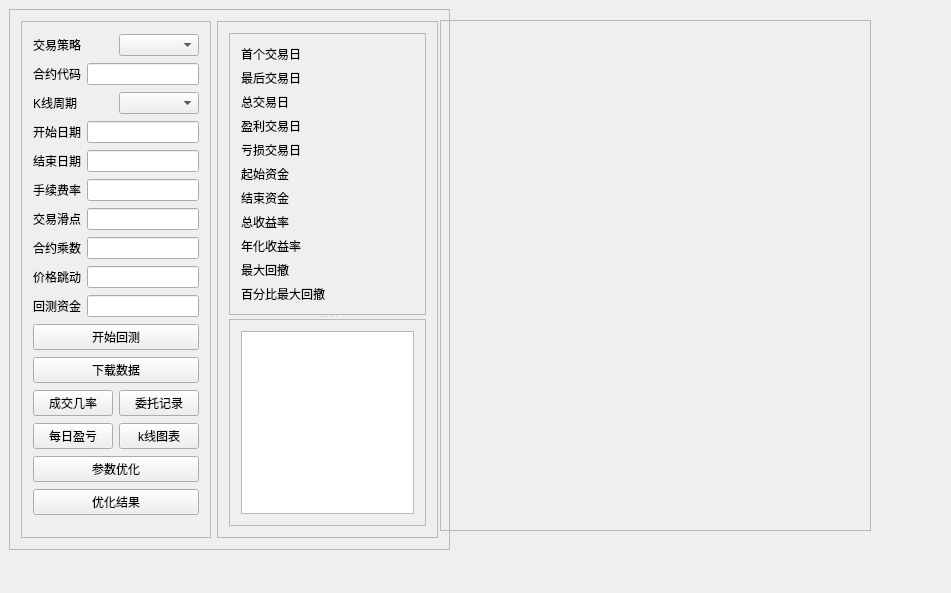
First picture: the form in QCTrader/BacktesterManager.ui, repository yuanhuei/trader, before the edit.
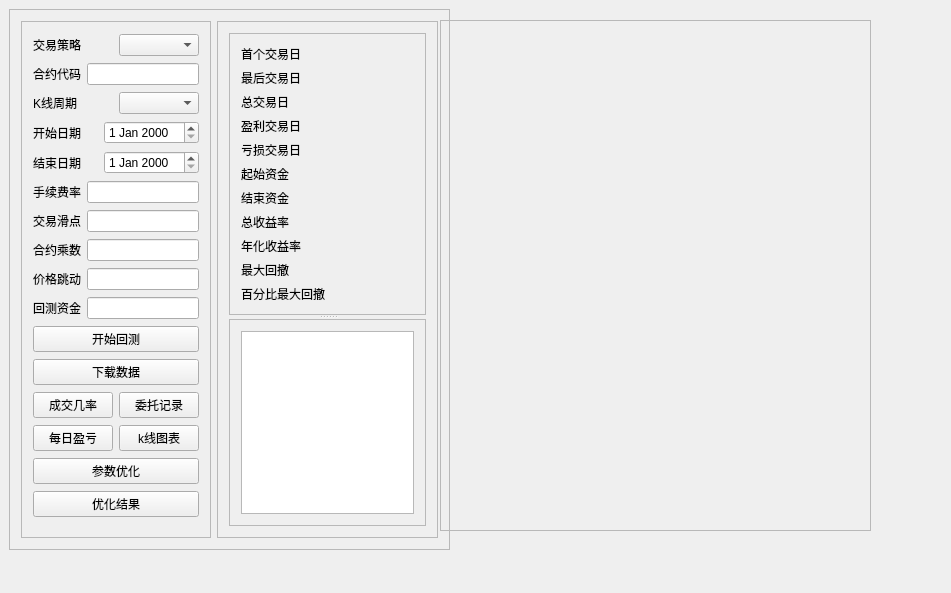
Second picture: the form after the edit. Custom widgets are drawn as their Qt base class.

What changed in the file:
```diff
--- a/QCTrader/BacktesterManager.ui
+++ b/QCTrader/BacktesterManager.ui
@@ -90,7 +90,7 @@
           </widget>
          </item>
          <item>
-          <widget class="QLineEdit" name="lineEdit_8"/>
+          <widget class="QDateEdit" name="dateEdit"/>
          </item>
         </layout>
        </item>
@@ -104,7 +104,7 @@
           </widget>
          </item>
          <item>
-          <widget class="QLineEdit" name="lineEdit_11"/>
+          <widget class="QDateEdit" name="dateEdit_2"/>
          </item>
         </layout>
        </item>
```
